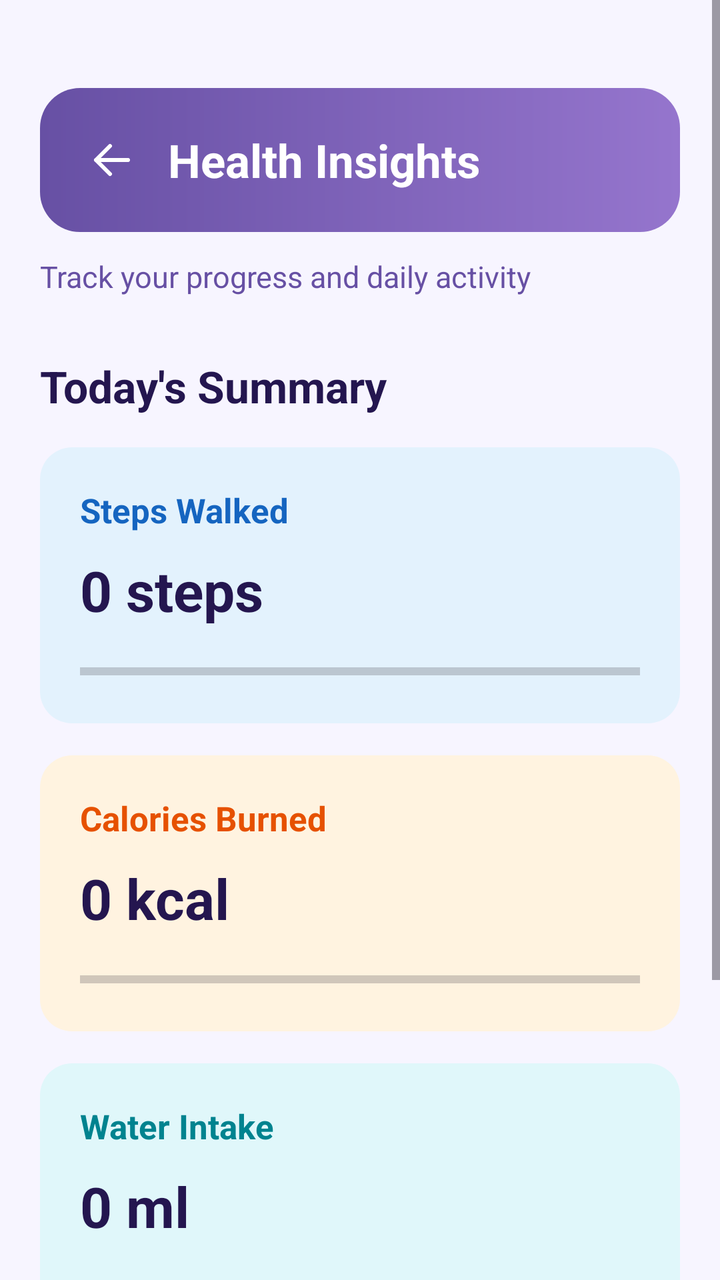
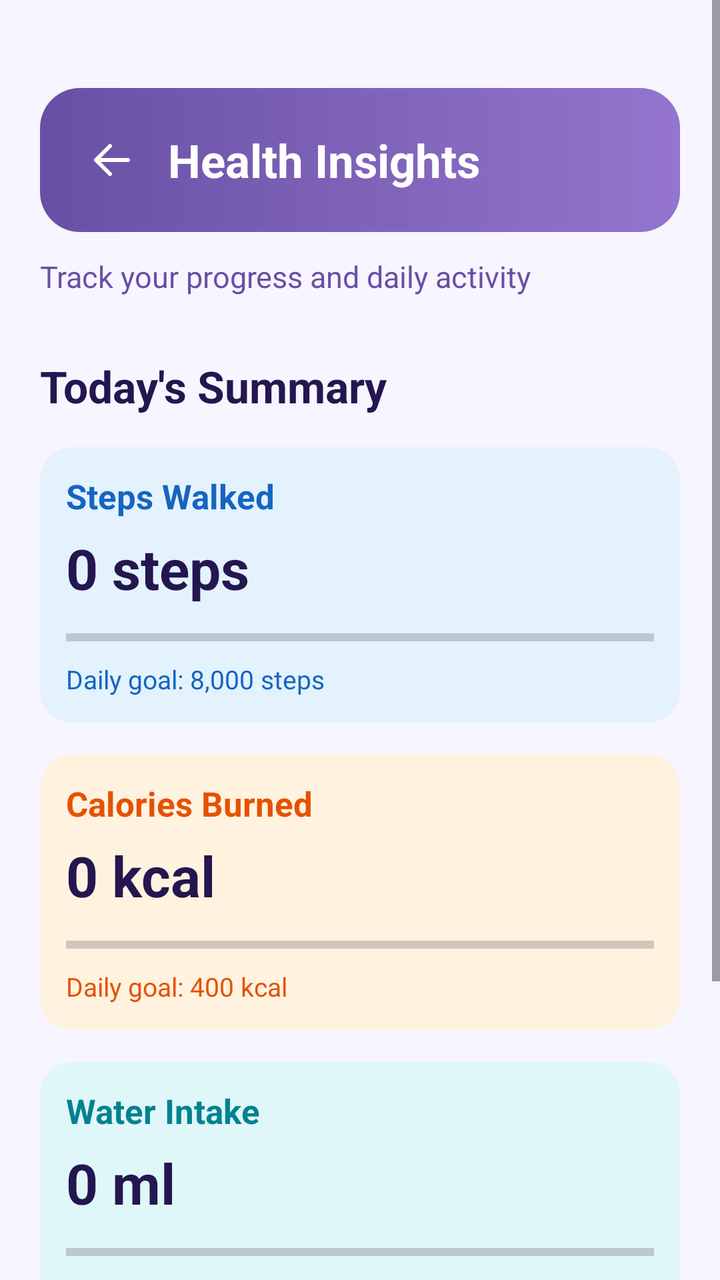

An Android layout rendered at two revisions. The XML below is the earlier revision; the diff shows what the commit changed to produce the second picture.
<!-- AndroidManifest.xml: application theme Theme.HealthMate -->
<!-- res/layout/activity_insights.xml -->
<?xml version="1.0" encoding="utf-8"?>
<ScrollView
    xmlns:android="http://schemas.android.com/apk/res/android"
    android:id="@+id/main"
    android:layout_width="match_parent"
    android:layout_height="match_parent"
    android:fillViewport="true"
    android:background="#F7F5FF">

    <LinearLayout
        android:layout_width="match_parent"
        android:layout_height="wrap_content"
        android:orientation="vertical"
        android:padding="20dp">

        

        <LinearLayout
            android:layout_width="match_parent"
            android:layout_height="wrap_content"
            android:layout_marginTop="24dp"
            android:background="@drawable/bg_dashboard_header"
            android:gravity="center_vertical"
            android:orientation="horizontal"
            android:padding="16dp">

            <ImageView
                android:id="@+id/btnInsightsBackTop"
                android:layout_width="40dp"
                android:layout_height="40dp"
                android:padding="8dp"
                android:src="@drawable/ic_arrow_back"
                android:contentDescription="Back to Dashboard" />

            <TextView
                android:layout_width="wrap_content"
                android:layout_height="wrap_content"
                android:layout_marginStart="8dp"
                android:text="Health Insights"
                android:textColor="#FFFFFF"
                android:textSize="23sp"
                android:textStyle="bold" />

        </LinearLayout>


        <TextView
            android:layout_width="match_parent"
            android:layout_height="wrap_content"
            android:layout_marginTop="12dp"
            android:text="Track your progress and daily activity"
            android:textColor="#6750A4"
            android:textSize="15sp" />

        
        <TextView
            android:layout_width="match_parent"
            android:layout_height="wrap_content"
            android:layout_marginTop="30dp"
            android:layout_marginBottom="16dp"
            android:text="Today's Summary"
            android:textColor="#24164F"
            android:textSize="22sp"
            android:textStyle="bold" />

        
        <LinearLayout
            android:layout_width="match_parent"
            android:layout_height="wrap_content"
            android:layout_marginBottom="16dp"
            android:background="@drawable/bg_steps_cards"
            android:orientation="vertical"
            android:padding="20dp">

            <TextView
                android:layout_width="match_parent"
                android:layout_height="wrap_content"
                android:text="Steps Walked"
                android:textColor="#1565C0"
                android:textSize="17sp"
                android:textStyle="bold" />

            <TextView
                android:id="@+id/tvInsightsSteps"
                android:layout_width="match_parent"
                android:layout_height="wrap_content"
                android:layout_marginTop="10dp"
                android:text="0 steps"
                android:textColor="#24164F"
                android:textSize="28sp"
                android:textStyle="bold" />

            <ProgressBar
                android:id="@+id/progressSteps"
                style="?android:attr/progressBarStyleHorizontal"
                android:layout_width="match_parent"
                android:layout_height="12dp"
                android:layout_marginTop="16dp"
                android:max="100"
                android:progress="0"
                android:progressTint="#2EAD59" />

        </LinearLayout>

        
        <LinearLayout
            android:layout_width="match_parent"
            android:layout_height="wrap_content"
            android:layout_marginBottom="16dp"
            android:background="@drawable/bg_calories_card"
            android:orientation="vertical"
            android:padding="20dp">

            <TextView
                android:layout_width="match_parent"
                android:layout_height="wrap_content"
                android:text="Calories Burned"
                android:textColor="#E65100"
                android:textSize="17sp"
                android:textStyle="bold" />

            <TextView
                android:id="@+id/tvInsightsCalories"
                android:layout_width="match_parent"
                android:layout_height="wrap_content"
                android:layout_marginTop="10dp"
                android:text="0 kcal"
                android:textColor="#24164F"
                android:textSize="28sp"
                android:textStyle="bold" />

            <ProgressBar
                android:id="@+id/progressCalories"
                style="?android:attr/progressBarStyleHorizontal"
                android:layout_width="match_parent"
                android:layout_height="12dp"
                android:layout_marginTop="16dp"
                android:max="100"
                android:progress="0"
                android:progressTint="#FF6B00" />

        </LinearLayout>

        
        <LinearLayout
            android:layout_width="match_parent"
            android:layout_height="wrap_content"
            android:layout_marginBottom="16dp"
            android:background="@drawable/bg_water_card"
            android:orientation="vertical"
            android:padding="20dp">

            <TextView
                android:layout_width="match_parent"
                android:layout_height="wrap_content"
                android:text="Water Intake"
                android:textColor="#00838F"
                android:textSize="17sp"
                android:textStyle="bold" />

            <TextView
                android:id="@+id/tvInsightsWater"
                android:layout_width="match_parent"
                android:layout_height="wrap_content"
                android:layout_marginTop="10dp"
                android:text="0 ml"
                android:textColor="#24164F"
                android:textSize="28sp"
                android:textStyle="bold" />

            <ProgressBar
                android:id="@+id/progressWater"
                style="?android:attr/progressBarStyleHorizontal"
                android:layout_width="match_parent"
                android:layout_height="12dp"
                android:layout_marginTop="16dp"
                android:max="100"
                android:progress="0"
                android:progressTint="#039BE5" />

        </LinearLayout>

        
        <TextView
            android:layout_width="match_parent"
            android:layout_height="wrap_content"
            android:layout_marginTop="16dp"
            android:text="Your Daily Progress"
            android:textColor="#24164F"
            android:textSize="21sp"
            android:textStyle="bold" />

        <TextView
            android:id="@+id/tvInsightsMessage"
            android:layout_width="match_parent"
            android:layout_height="wrap_content"
            android:layout_marginTop="12dp"
            android:background="@drawable/bg_input_field"
            android:padding="18dp"
            android:text="Your daily activity summary will appear here."
            android:textColor="#6750A4"
            android:textSize="15sp" />

    </LinearLayout>
</ScrollView>
<!-- resources referenced by this layout -->
<resources>
  <!-- drawable bg_calories_card (drawable) -->
  <?xml version="1.0" encoding="utf-8"?>
  <shape xmlns:android="http://schemas.android.com/apk/res/android"
      android:shape="rectangle">
  
      <solid android:color="#FFF3E0"/>
  
      <corners android:radius="16dp"/>
  
  </shape>
  <!-- drawable bg_dashboard_header (drawable) -->
  <?xml version="1.0" encoding="utf-8"?>
  <shape xmlns:android="http://schemas.android.com/apk/res/android"
      android:shape="rectangle">
  
      <gradient
          android:startColor="#6750A4"
          android:endColor="#9575CD"
          android:angle="0" />
  
      <corners android:radius="20dp" />
  
  </shape>
  <!-- drawable bg_input_field (drawable) -->
  <?xml version="1.0" encoding="utf-8"?>
  <shape xmlns:android="http://schemas.android.com/apk/res/android"
      android:shape="rectangle">
  
      <solid android:color="#FFFFFF" />
  
      <corners android:radius="12dp" />
  
      <stroke
          android:width="1dp"
          android:color="#D1C4E9" />
  
  </shape>
  <!-- drawable bg_steps_cards (drawable) -->
  <?xml version="1.0" encoding="utf-8"?>
  <shape xmlns:android="http://schemas.android.com/apk/res/android"
      android:shape="rectangle">
  
      <solid android:color="#E3F2FD"/>
  
      <corners android:radius="16dp"/>
  
  </shape>
  <!-- drawable bg_water_card (drawable) -->
  <?xml version="1.0" encoding="utf-8"?>
  <shape xmlns:android="http://schemas.android.com/apk/res/android"
      android:shape="rectangle">
  
      <solid android:color="#E0F7FA"/>
  
      <corners android:radius="16dp"/>
  
  </shape>
  <!-- drawable ic_arrow_back (drawable) -->
  <vector xmlns:android="http://schemas.android.com/apk/res/android"
      android:width="24dp"
      android:height="24dp"
      android:viewportWidth="24"
      android:viewportHeight="24">
  
      <path
          android:fillColor="@android:color/transparent"
          android:strokeColor="#FFFFFF"
          android:strokeWidth="2"
          android:strokeLineCap="round"
          android:strokeLineJoin="round"
          android:pathData="M20,12 L4,12 M11,5 L4,12 L11,19" />
  
  </vector>
  <style name="Theme.HealthMate" parent="Base.Theme.HealthMate" />
  <style name="Base.Theme.HealthMate" parent="Theme.Material3.DayNight.NoActionBar">
          
          
      </style>
</resources>

<!-- the commit's change to res/layout/activity_insights.xml (unified diff, before → after) -->
@@ -70,7 +70,7 @@
             android:layout_marginBottom="16dp"
             android:background="@drawable/bg_steps_cards"
             android:orientation="vertical"
-            android:padding="20dp">
+            android:padding="13dp">
 
             <TextView
                 android:layout_width="match_parent"
@@ -84,7 +84,7 @@
                 android:id="@+id/tvInsightsSteps"
                 android:layout_width="match_parent"
                 android:layout_height="wrap_content"
-                android:layout_marginTop="10dp"
+                android:layout_marginTop="6dp"
                 android:text="0 steps"
                 android:textColor="#24164F"
                 android:textSize="28sp"
@@ -95,10 +95,17 @@
                 style="?android:attr/progressBarStyleHorizontal"
                 android:layout_width="match_parent"
                 android:layout_height="12dp"
-                android:layout_marginTop="16dp"
+                android:layout_marginTop="10dp"
                 android:max="100"
                 android:progress="0"
                 android:progressTint="#2EAD59" />
+            <TextView
+                android:layout_width="match_parent"
+                android:layout_height="wrap_content"
+                android:layout_marginTop="6dp"
+                android:text="Daily goal: 8,000 steps"
+                android:textColor="#1565C0"
+                android:textSize="13sp" />
 
         </LinearLayout>
 
@@ -109,7 +116,7 @@
             android:layout_marginBottom="16dp"
             android:background="@drawable/bg_calories_card"
             android:orientation="vertical"
-            android:padding="20dp">
+            android:padding="13dp">
 
             <TextView
                 android:layout_width="match_parent"
@@ -123,7 +130,7 @@
                 android:id="@+id/tvInsightsCalories"
                 android:layout_width="match_parent"
                 android:layout_height="wrap_content"
-                android:layout_marginTop="10dp"
+                android:layout_marginTop="6dp"
                 android:text="0 kcal"
                 android:textColor="#24164F"
                 android:textSize="28sp"
@@ -134,10 +141,17 @@
                 style="?android:attr/progressBarStyleHorizontal"
                 android:layout_width="match_parent"
                 android:layout_height="12dp"
-                android:layout_marginTop="16dp"
+                android:layout_marginTop="10dp"
                 android:max="100"
                 android:progress="0"
                 android:progressTint="#FF6B00" />
+            <TextView
+                android:layout_width="match_parent"
+                android:layout_height="wrap_content"
+                android:layout_marginTop="6dp"
+                android:text="Daily goal: 400 kcal"
+                android:textColor="#E65100"
+                android:textSize="13sp" />
 
         </LinearLayout>
 
@@ -148,7 +162,7 @@
             android:layout_marginBottom="16dp"
             android:background="@drawable/bg_water_card"
             android:orientation="vertical"
-            android:padding="20dp">
+            android:padding="13dp">
 
             <TextView
                 android:layout_width="match_parent"
@@ -162,7 +176,7 @@
                 android:id="@+id/tvInsightsWater"
                 android:layout_width="match_parent"
                 android:layout_height="wrap_content"
-                android:layout_marginTop="10dp"
+                android:layout_marginTop="6dp"
                 android:text="0 ml"
                 android:textColor="#24164F"
                 android:textSize="28sp"
@@ -173,10 +187,17 @@
                 style="?android:attr/progressBarStyleHorizontal"
                 android:layout_width="match_parent"
                 android:layout_height="12dp"
-                android:layout_marginTop="16dp"
+                android:layout_marginTop="10dp"
                 android:max="100"
                 android:progress="0"
                 android:progressTint="#039BE5" />
+            <TextView
+                android:layout_width="match_parent"
+                android:layout_height="wrap_content"
+                android:layout_marginTop="6dp"
+                android:text="Daily goal: 2,000 ml"
+                android:textColor="#00838F"
+                android:textSize="13sp" />
 
         </LinearLayout>
 
